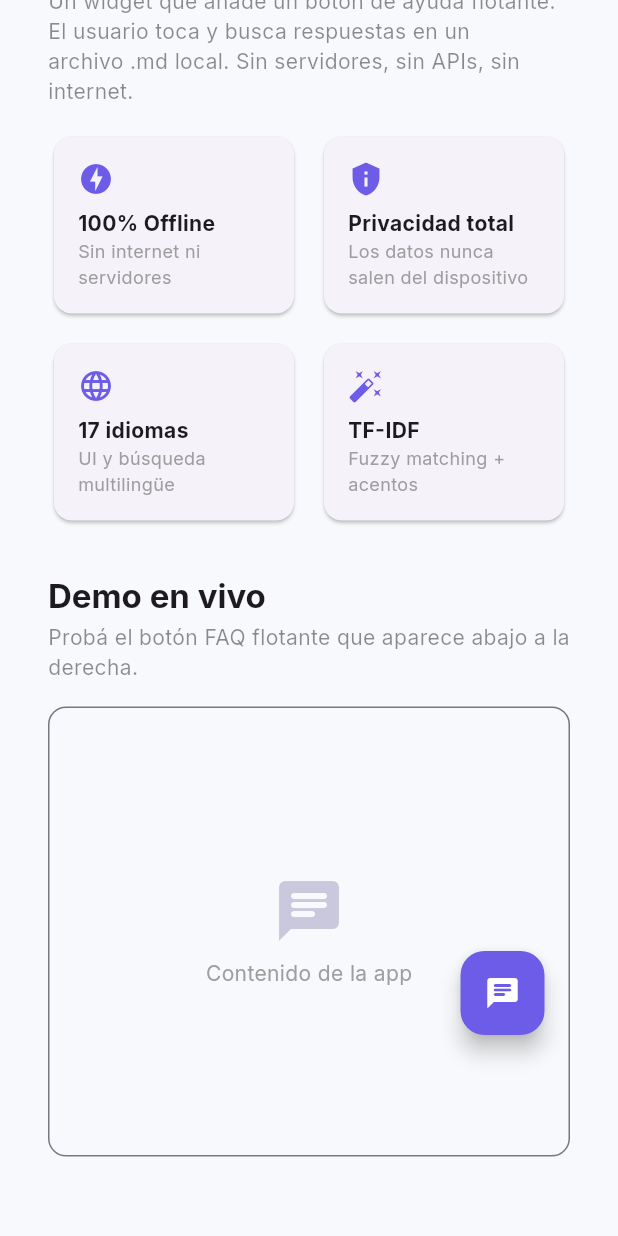
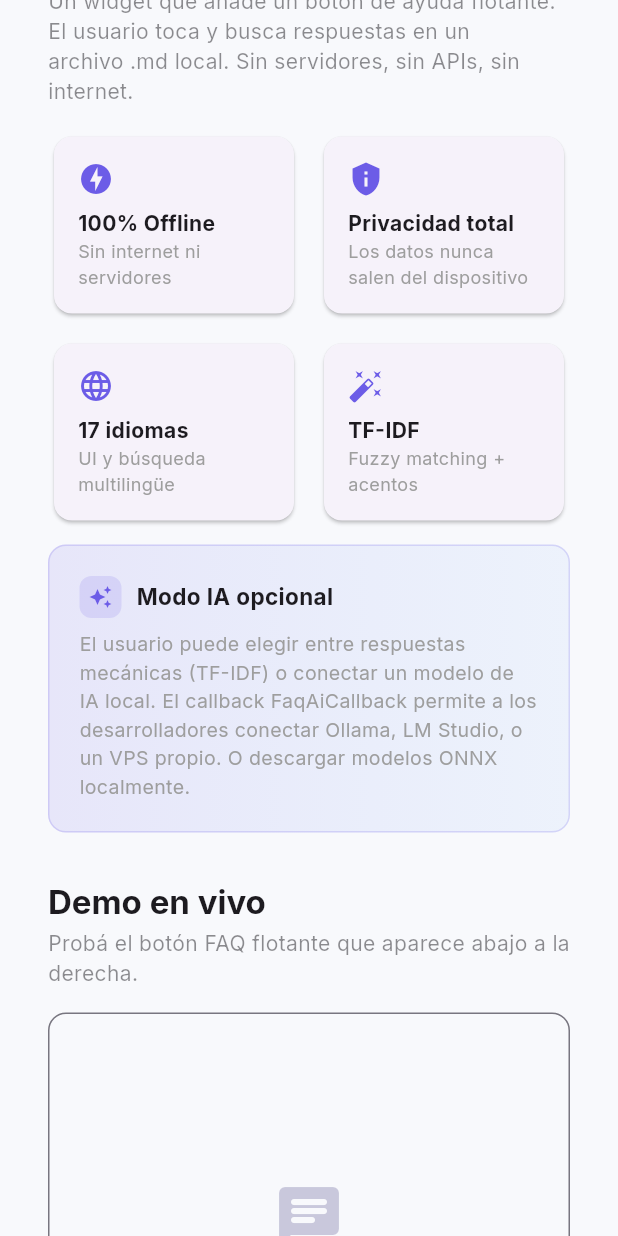
Before and after one commit to erbolamm/apliarte_faq, a Flutter app: the _OverviewPage widget shown alone on an empty page, opened directly, scrolled down 576 dp, on a phone screen of 412 x 824 dp. Run offline on Flutter 3.47's test engine with Material 3 defaults, Android fonts, the phone set to English and light mode, and no system bars; our stand-ins replace google_fonts; missing offline and left inert: flutter_adaptive_scaffold.

Commit message:
docs: web demo con modo IA + más colores

```diff
--- a/example/lib/main.dart
+++ b/example/lib/main.dart
@@ -242,7 +242,7 @@ class _OverviewPage extends StatelessWidget {
                 style: TextStyle(color: Colors.white60, fontSize: 13), textAlign: TextAlign.center),
             const SizedBox(height: 20),
             Wrap(spacing: 8, runSpacing: 8, alignment: WrapAlignment.center, children: [
-              _badge('v1.0.5', const Color(0xFF22C55E)),
+              _badge('v1.0.6', const Color(0xFF22C55E)),
               _badge('Offline', const Color(0xFF6366F1)),
               _badge('17 idiomas', const Color(0xFFF59E0B)),
               _badge('TF-IDF', const Color(0xFF8B5CF6)),
@@ -270,6 +270,50 @@ class _OverviewPage extends StatelessWidget {
           const SizedBox(width: 12),
           Expanded(child: _MiniCard(Icons.auto_fix_high, 'TF-IDF', 'Fuzzy matching + acentos')),
         ]),
+        const SizedBox(height: 12),
+        // AI mode card
+        Container(
+          width: double.infinity,
+          padding: const EdgeInsets.all(20),
+          decoration: BoxDecoration(
+            gradient: LinearGradient(
+              colors: [
+                const Color(0xFF6C5CE7).withValues(alpha: 0.12),
+                const Color(0xFF3B82F6).withValues(alpha: 0.06),
+              ],
+            ),
+            borderRadius: BorderRadius.circular(12),
+            border: Border.all(
+              color: const Color(0xFF6C5CE7).withValues(alpha: 0.2),
+            ),
+          ),
+          child: Column(
+            crossAxisAlignment: CrossAxisAlignment.start,
+            children: [
+              Row(children: [
+                Container(
+                  padding: const EdgeInsets.all(6),
+                  decoration: BoxDecoration(
+                    color: const Color(0xFF6C5CE7).withValues(alpha: 0.15),
+                    borderRadius: BorderRadius.circular(8),
+                  ),
+                  child: const Icon(Icons.auto_awesome, size: 16, color: Color(0xFF6C5CE7)),
+                ),
+                const SizedBox(width: 10),
+                const Text('Modo IA opcional',
+                    style: TextStyle(fontWeight: FontWeight.w700, fontSize: 15)),
+              ]),
+              const SizedBox(height: 8),
+              const Text(
+                'El usuario puede elegir entre respuestas mecánicas (TF-IDF) '
+                'o conectar un modelo de IA local. El callback FaqAiCallback '
+                'permite a los desarrolladores conectar Ollama, LM Studio, '
+                'o un VPS propio. O descargar modelos ONNX localmente.',
+                style: TextStyle(fontSize: 13, color: Colors.grey),
+              ),
+            ],
+          ),
+        ),
         // Demo en vivo
         const SizedBox(height: 32),
         Text('Demo en vivo',
@@ -380,6 +424,7 @@ class _FeaturesPage extends StatelessWidget {
           _featureRow('Motor TF-IDF — Búsqueda inteligente con fuzzy matching', Icons.auto_fix_high),
           _featureRow('Markdown renderer — Texto formateado con negritas, bullets, código', Icons.article),
           _featureRow('17 idiomas — UI y stopwords traducidos', Icons.language),
+          _featureRow('IA opcional — FaqAiCallback + modo hybrid/aiOnly', Icons.auto_awesome),
           _featureRow('Personalizable — Colores, textos, tema claro/oscuro', Icons.palette),
         ]),
       )),
@@ -492,6 +537,66 @@ class _UsagePage extends StatelessWidget {
         ]),
       )),
       const SizedBox(height: 16),
+      Card(child: Padding(
+        padding: const EdgeInsets.all(24),
+        child: Column(crossAxisAlignment: CrossAxisAlignment.start, children: [
+          const Row(children: [
+            Icon(Icons.auto_awesome, size: 20, color: Color(0xFF6C5CE7)),
+            SizedBox(width: 8),
+            Text('IA opcional (FaqAiCallback)',
+                style: TextStyle(fontSize: 18, fontWeight: FontWeight.bold)),
+          ]),
+          const SizedBox(height: 8),
+          const Text(
+            'El usuario puede elegir entre respuestas mecánicas o conectar '
+            'un modelo de IA local. Implementá tu propio callback:',
+            style: TextStyle(fontSize: 13, color: Colors.grey),
+          ),
+          const SizedBox(height: 12),
+          Container(
+            width: double.infinity, padding: const EdgeInsets.all(16),
+            decoration: BoxDecoration(
+              color: isDark ? const Color(0xFF1A1A2E) : const Color(0xFF1E1E2E),
+              borderRadius: BorderRadius.circular(12),
+            ),
+            child: const Column(crossAxisAlignment: CrossAxisAlignment.start, children: [
+              _CodeLine("// Conectá Ollama, LM Studio o tu VPS:"),
+              _CodeLine("Future<String> miAI(String q, List<String> ctx) async {"),
+              _CodeLine("  // http.post a tu endpoint..."),
+              _CodeLine("  return respuestaEnTexto;"),
+              _CodeLine("}"),
+              _CodeLine(''),
+              _CodeLine("ApliFaqButton("),
+              _CodeLine("  markdownAsset: 'assets/ayuda.md',"),
+              _CodeLine("  appName: 'Mi App',"),
+              _CodeLine("  aiCallback: miAI,"),
+              _CodeLine("  aiMode: FaqAiMode.hybrid, // IA + fallback TF-IDF"),
+              _CodeLine(")"),
+            ]),
+          ),
+          const SizedBox(height: 12),
+          Container(
+            width: double.infinity,
+            padding: const EdgeInsets.symmetric(horizontal: 14, vertical: 10),
+            decoration: BoxDecoration(
+              color: const Color(0xFF10B981).withValues(alpha: 0.08),
+              borderRadius: BorderRadius.circular(8),
+              border: Border.all(color: const Color(0xFF10B981).withValues(alpha: 0.2)),
+            ),
+            child: const Row(children: [
+              Icon(Icons.info_outline, size: 16, color: Color(0xFF10B981)),
+              SizedBox(width: 8),
+              Expanded(
+                child: Text(
+                  'Modos: mechanical (default), hybrid (IA+fallback), aiOnly',
+                  style: TextStyle(fontSize: 12, color: Color(0xFF10B981)),
+                ),
+              ),
+            ]),
+          ),
+        ]),
+      )),
+      const SizedBox(height: 16),
       SizedBox(
         width: double.infinity,
         child: FilledButton.icon(
@@ -518,7 +623,7 @@ class _CodeLine extends StatelessWidget {
 // ─────────────────────────────────────────────────────────────
 
 const _shareUrl = 'https://pub.dev/packages/apliarte_faq';
-const _shareText = 'apliarte_faq%20%E2%80%94%20Asistente%20FAQ%20offline%20para%20Flutter.%20100%25%20offline%2C%20sin%20IA%2C%20sin%20dependencias.';
+const _shareText = 'apliarte_faq%20%E2%80%94%20FAQ%20offline%20para%20Flutter%20con%20modo%20IA%20opcional.%20TF-IDF%20%2B%20FaqAiCallback.';
 
 class _ShareSection extends StatelessWidget {
   const _ShareSection();
```
Also changed, not shown: docs/assets/fonts/MaterialIcons-Regular.otf, 3 other files.
